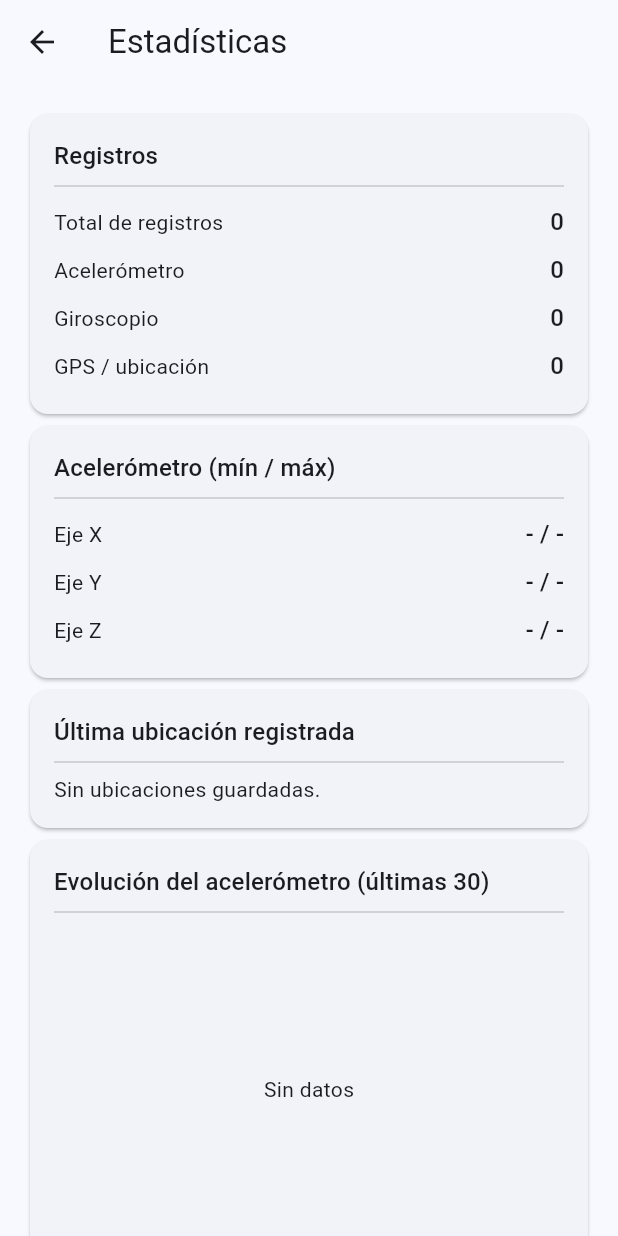
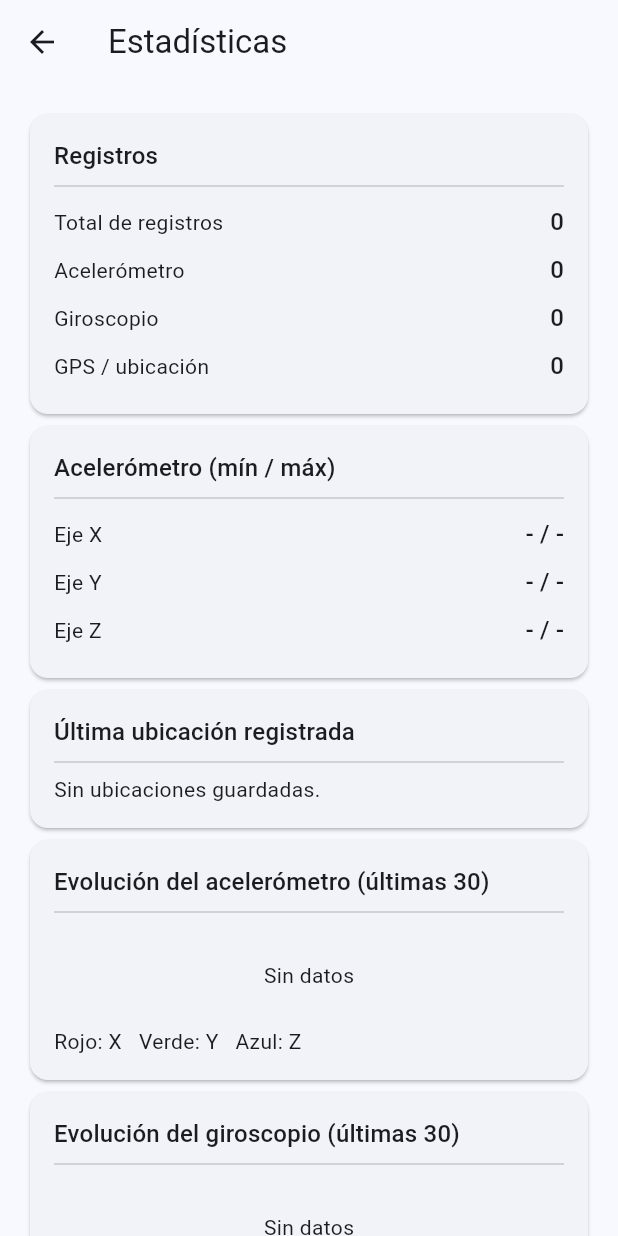
Before and after one commit to RomeroG05/SensorTrack, a Flutter app: the screen it shows after launch, after a tap on "Estadísticas", on a phone screen of 412 x 824 dp. Run offline on Flutter 3.47's test engine with Material 3 defaults, Android fonts, the phone set to English and light mode, and no system bars; our stand-ins replace fl_chart, geolocator, sensors_plus, supabase_flutter; accounts and stored records are empty; network calls fail.

Commit message:
actualizacion de logo y graficas

```diff
--- /dev/null
+++ b/flutter_sensortrack/devtools_options.yaml
@@ -0,0 +1,3 @@
+description: This file stores settings for Dart & Flutter DevTools.
+documentation: https://docs.flutter.dev/tools/devtools/extensions#configure-extension-enablement-states
+extensions:
--- a/flutter_sensortrack/lib/screens/estadisticas.dart
+++ b/flutter_sensortrack/lib/screens/estadisticas.dart
@@ -50,6 +50,7 @@ class _EstadisticasScreenState extends State<EstadisticasScreen> {
     final acel = lecturas
         .where((l) => l.sensorType == 'accelerometer')
         .toList();
+    final giro = lecturas.where((l) => l.sensorType == 'gyroscope').toList();
     final gps = lecturas.where((l) => l.sensorType == 'gps').toList();
 
     String minimo(Iterable<double> v) =>
@@ -86,42 +87,67 @@ class _EstadisticasScreenState extends State<EstadisticasScreen> {
           ],
         ]),
         _tarjeta('Evolución del acelerómetro (últimas 30)', [
-          SizedBox(
-            height: 220,
-            child: _grafico(acel.take(30).toList().reversed.toList()),
-          ),
+          _grafico(_ultimas(acel), _ejes),
           const Text('Rojo: X   Verde: Y   Azul: Z'),
+        ]),
+        _tarjeta('Evolución del giroscopio (últimas 30)', [
+          _grafico(_ultimas(giro), _ejes),
+          const Text('Rojo: X   Verde: Y   Azul: Z'),
+        ]),
+        _tarjeta('Evolución de la precisión GPS (últimas 30)', [
+          _grafico(_ultimas(gps), [((l) => l.accuracy, Colors.teal)]),
+          const Text('Precisión en metros (menor es mejor)'),
         ]),
       ],
     );
   }
 
-  /// Gráfico de líneas con los ejes X, Y, Z en orden cronológico.
-  Widget _grafico(List<Lectura> datos) {
-    if (datos.isEmpty) return const Center(child: Text('Sin datos'));
+  /// Líneas de los ejes X (rojo), Y (verde) y Z (azul).
+  static final List<(double? Function(Lectura), Color)> _ejes = [
+    ((l) => l.x, Colors.red),
+    ((l) => l.y, Colors.green),
+    ((l) => l.z, Colors.blue),
+  ];
 
-    LineChartBarData linea(double? Function(Lectura) valor, Color color) {
+  /// Últimas 30 lecturas en orden cronológico (llegan de la más reciente).
+  List<Lectura> _ultimas(List<Lectura> lecturas) =>
+      lecturas.take(30).toList().reversed.toList();
+
+  /// Gráfico de líneas: una línea por cada (valor, color) de [series].
+  Widget _grafico(
+    List<Lectura> datos,
+    List<(double? Function(Lectura), Color)> series,
+  ) {
+    if (datos.isEmpty) {
+      return const Padding(
+        padding: EdgeInsets.symmetric(vertical: 24),
+        child: Center(child: Text('Sin datos')),
+      );
+    }
+
+    LineChartBarData linea((double? Function(Lectura), Color) serie) {
+      final (valor, color) = serie;
       return LineChartBarData(
         spots: [
           for (var i = 0; i < datos.length; i++)
-            FlSpot(i.toDouble(), valor(datos[i])!),
+            FlSpot(i.toDouble(), valor(datos[i]) ?? 0),
         ],
         color: color,
         dotData: const FlDotData(show: false),
       );
     }
 
-    return LineChart(
-      LineChartData(
-        lineBarsData: [
-          linea((l) => l.x, Colors.red),
-          linea((l) => l.y, Colors.green),
-          linea((l) => l.z, Colors.blue),
-        ],
-        titlesData: const FlTitlesData(
-          topTitles: AxisTitles(),
-          rightTitles: AxisTitles(),
-          bottomTitles: AxisTitles(),
+    return Container(
+      height: 200,
+      margin: const EdgeInsets.only(top: 8, bottom: 12),
+      child: LineChart(
+        LineChartData(
+          lineBarsData: series.map(linea).toList(),
+          titlesData: const FlTitlesData(
+            topTitles: AxisTitles(),
+            rightTitles: AxisTitles(),
+            bottomTitles: AxisTitles(),
+          ),
         ),
       ),
     );
--- a/flutter_sensortrack/lib/screens/splash.dart
+++ b/flutter_sensortrack/lib/screens/splash.dart
@@ -26,7 +26,10 @@ class _SplashScreenState extends State<SplashScreen> {
         child: Column(
           mainAxisSize: MainAxisSize.min,
           children: [
-            Icon(Icons.sensors, size: 96, color: colores.onPrimary),
+            ClipRRect(
+              borderRadius: BorderRadius.circular(28),
+              child: Image.asset('assets/icon/icon.png', width: 120),
+            ),
             const SizedBox(height: 16),
             Text(
               'SensorTrack',
```
Also changed, not shown: flutter_sensortrack/pubspec.yaml (+11 -0 lines), flutter_sensortrack/assets/icon/icon.png (added), flutter_sensortrack/pubspec.lock, 36 other files.
